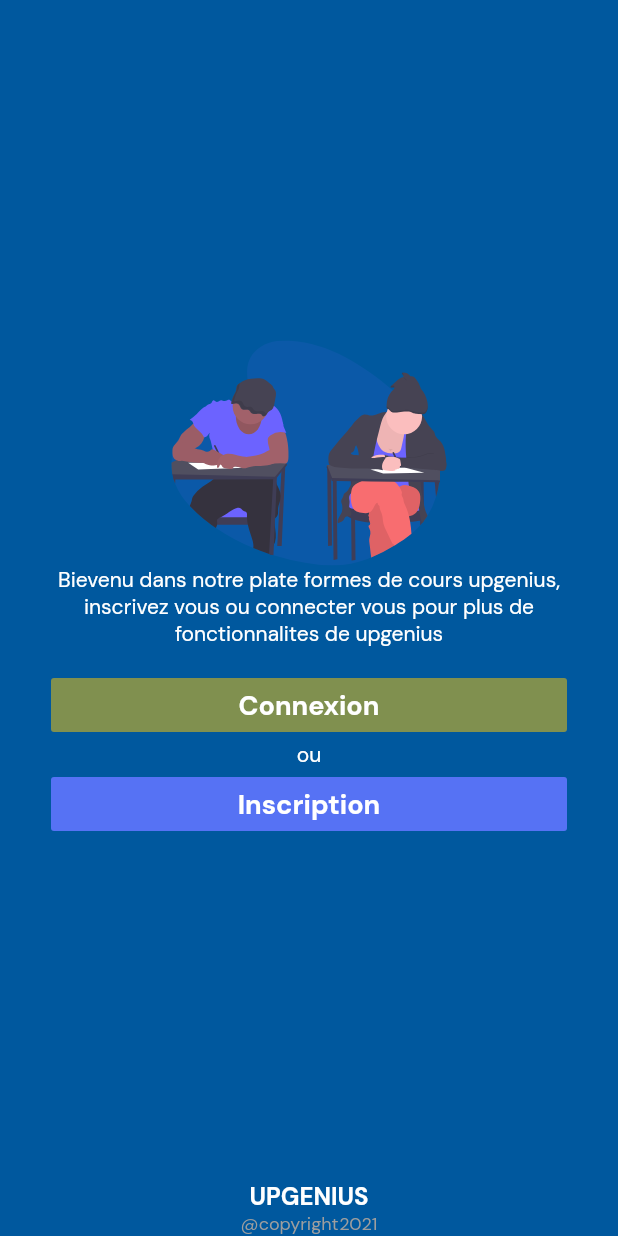
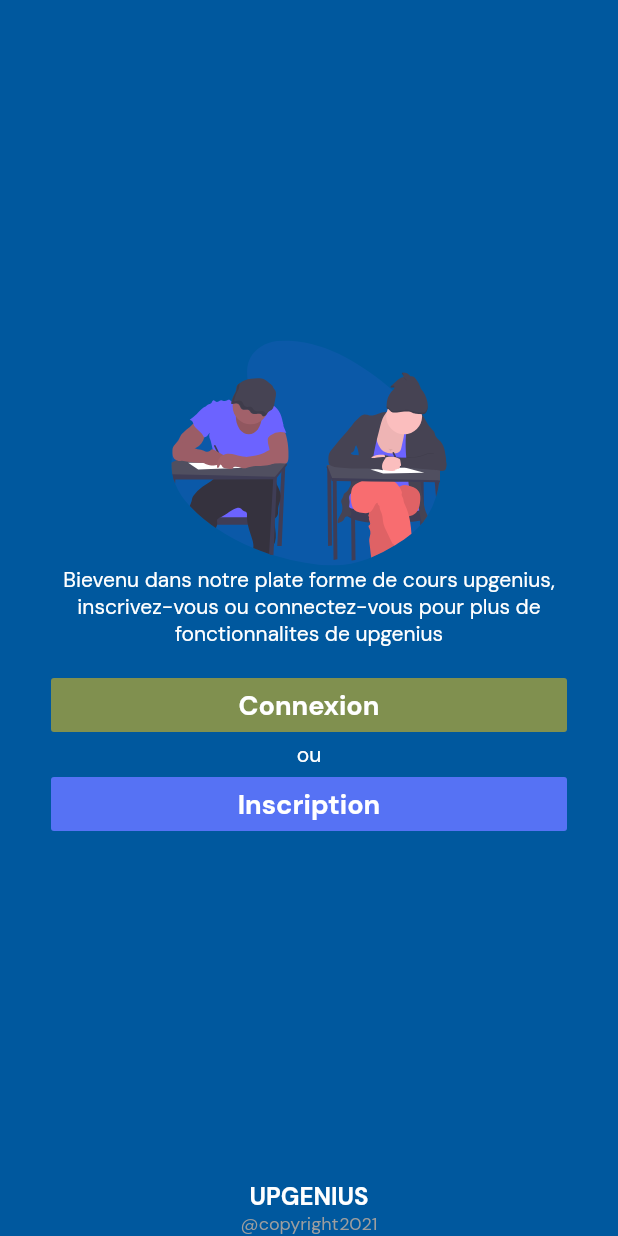
Before and after one commit to exauce-mwililikwa/UPGENIUS, a Flutter app: the screen it shows after launch, on a phone screen of 412 x 824 dp. Run offline on Flutter 3.47's test engine with Material 2 defaults, Android fonts, the phone set to English and light mode, and no system bars; our stand-ins replace flutter_svg, google_fonts.

Commit message:
perfection login

```diff
--- a/lib/screen/intro/intro.dart
+++ b/lib/screen/intro/intro.dart
@@ -42,7 +42,7 @@ class _IntroPageState extends State<IntroPage> {
                           child: SvgPicture.asset("assets/svg/intro.svg"),
                         ),
                         Text(
-                          "Bievenu dans notre plate formes de cours upgenius, inscrivez vous ou connecter vous pour plus de fonctionnalites de upgenius",
+                          "Bievenu dans notre plate forme de cours upgenius, inscrivez-vous ou connectez-vous pour plus de fonctionnalites de upgenius",
                           textAlign: TextAlign.center,
                           style: GoogleFonts.dmSans(
                             textStyle: TextStyle(
```
